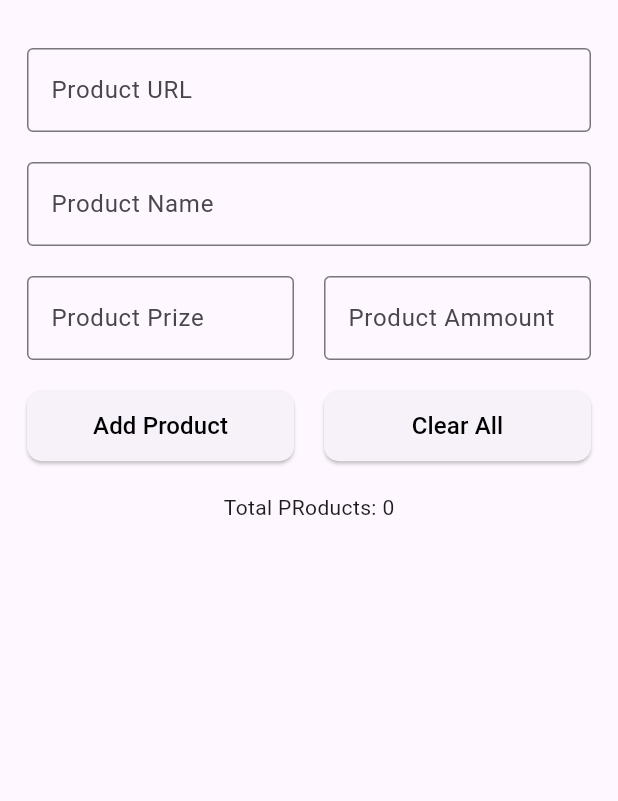
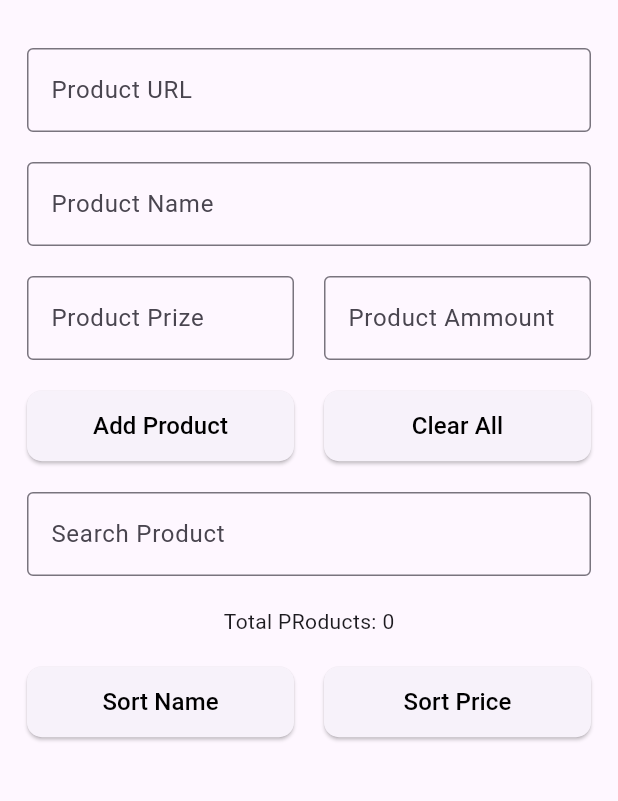
Before and after one commit to nazmul-islam-abir/Bd_Apps_Flutter, a Flutter app: the screen it shows after launch, on a phone screen of 412 x 824 dp, the part 63-864 px from its top. Run offline on Flutter 3.47's test engine with Material 3 defaults, Android fonts, the phone set to English and light mode, and no system bars.

Commit message:
Search function added

```diff
--- a/lib/inventory.dart
+++ b/lib/inventory.dart
@@ -14,6 +14,7 @@ class _inventoryState extends State<inventory> {
   final TextEditingController productpriceController = TextEditingController();
   final TextEditingController productAmmountController =
       TextEditingController();
+  final TextEditingController SearchProductController = TextEditingController();
 
   final List<Map<String, dynamic>> productList = [];
 
@@ -34,13 +35,13 @@ class _inventoryState extends State<inventory> {
       if (productPrice <= 1000) {
         discount = "0%";
       } else if (productPrice <= 2000) {
-        discount = "5";
+        discount = "5%";
       } else if (productPrice <= 3000) {
-        discount = "10";
+        discount = "10%";
       } else if (productPrice <= 5000) {
-        discount = "15";
+        discount = "15%";
       } else {
-        discount = "20";
+        discount = "20%";
       }
       switch (discount) {
         case "0%":
@@ -51,15 +52,15 @@ class _inventoryState extends State<inventory> {
           disMessage = 'Small Discount';
           break;
 
-        case "10":
+        case "10%":
           disMessage = 'Good Offer';
           break;
 
-        case "15":
+        case "15%":
           disMessage = 'Have a good day';
           break;
 
-        case "20":
+        case "20%":
           disMessage = 'Best Deal';
           break;
 
@@ -105,6 +106,34 @@ class _inventoryState extends State<inventory> {
     });
   }
 
+  void sortProductsName() {
+    setState(() {
+      productList.sort(
+        (a, b) =>
+            a['productName'].toString().compareTo(b['productName'].toString()),
+      );
+    });
+  }
+
+  void sortProductPrice() {
+    setState(() {
+      productList.sort(
+        (a, b) => a['productPrice'].toString().compareTo(
+          b['productPrice'].toString(),
+        ),
+      );
+    });
+  }
+
+
+    List<Map<String, dynamic>> get searchProducts {
+    final String query = SearchProductController.text.trim().toLowerCase();
+
+    return productList.where((product) {
+      return product['productName'].toString().toLowerCase().contains(query);
+    }).toList();
+  }
+
   @override
   void dispose() {
     productAmmountController.dispose();
@@ -116,12 +145,14 @@ class _inventoryState extends State<inventory> {
 
   @override
   Widget build(BuildContext context) {
+    final List<Map<String, dynamic>> productList = searchProducts;
     return Scaffold(
       appBar: AppBar(
         title: Text("Inventory"),
         backgroundColor: Colors.transparent,
       ),
-      body: Padding(
+      body: SingleChildScrollView(
+        child: Padding(
           padding: const EdgeInsets.all(18.0),
           child: Column(
             children: [
@@ -215,13 +246,72 @@ class _inventoryState extends State<inventory> {
               ),
 
               SizedBox(height: 20),
+              TextField(
+                controller: SearchProductController,
+                onChanged: (_){
+                  setState(() {
+
+                  });
+                },
+                decoration: InputDecoration(
+                  labelText: 'Search Product',
+                  border: OutlineInputBorder()
+                ),
+              ),
+
+              SizedBox(height: 20),
               Text("Total PRoducts: ${productList.length}"),
 
               SizedBox(height: 20),
 
+              Row(
+                children: [
                   Expanded(
-              child: ListView.builder(
+                    child: ElevatedButton(
+                      onPressed: sortProductsName,
+                      style: ElevatedButton.styleFrom(
+                        shape: RoundedRectangleBorder(
+                          borderRadius: BorderRadius.circular(10),
+                        ),
+                      ),
+                      child: Padding(
+                        padding: const EdgeInsets.all(12.0),
+                        child: Text(
+                          "Sort Name",
+                          style: TextStyle(fontSize: 16, color: Colors.black),
+                        ),
+                      ),
+                    ),
+                  ),
+
+                  SizedBox(width: 20),
+
+                  Expanded(
+                    child: ElevatedButton(
+                      onPressed: sortProductPrice,
+                      style: ElevatedButton.styleFrom(
+                        shape: RoundedRectangleBorder(
+                          borderRadius: BorderRadius.circular(10),
+                        ),
+                      ),
+
+                      child: Padding(
+                        padding: const EdgeInsets.all(12.0),
+                        child: Text(
+                          "Sort Price",
+                          style: TextStyle(color: Colors.black, fontSize: 16),
+                        ),
+                      ),
+                    ),
+                  ),
+                ],
+              ),
+
+              SizedBox(height: 20),
+
+              ListView.builder(
                 shrinkWrap: true,
+                physics: const NeverScrollableScrollPhysics(),
 
                 itemCount: productList.length,
 
@@ -245,7 +335,17 @@ class _inventoryState extends State<inventory> {
                           width: 100,
                           height: 100,
                           fit: BoxFit.cover,
+                          errorBuilder: (context, error, stackTrace) {
+                            return Container(
+                              width: 100,
+                              height: 100,
+                              color: const Color.fromARGB(101, 241, 241, 241),
+                              child: Text("No Image"),
+                            );
+                          },
                         ),
+
+                        SizedBox(width: 15),
 
                         SizedBox(width: 15),
 
@@ -273,17 +373,18 @@ class _inventoryState extends State<inventory> {
                           ),
                         ),
                         IconButton(
-
-                          onPressed: ()=> removeProduct(viewproduct['productName'].toString()),
-                          icon: Icon(Icons.delete,color: Colors.red,),
+                          onPressed: () => removeProduct(
+                            viewproduct['productName'].toString(),
+                          ),
+                          icon: Icon(Icons.delete, color: Colors.red),
                         ),
                       ],
                     ),
                   );
                 },
               ),
+            ],
           ),
-          ],
         ),
       ),
     );
```
Lines whose indentation alone changed are shown as unchanged.
